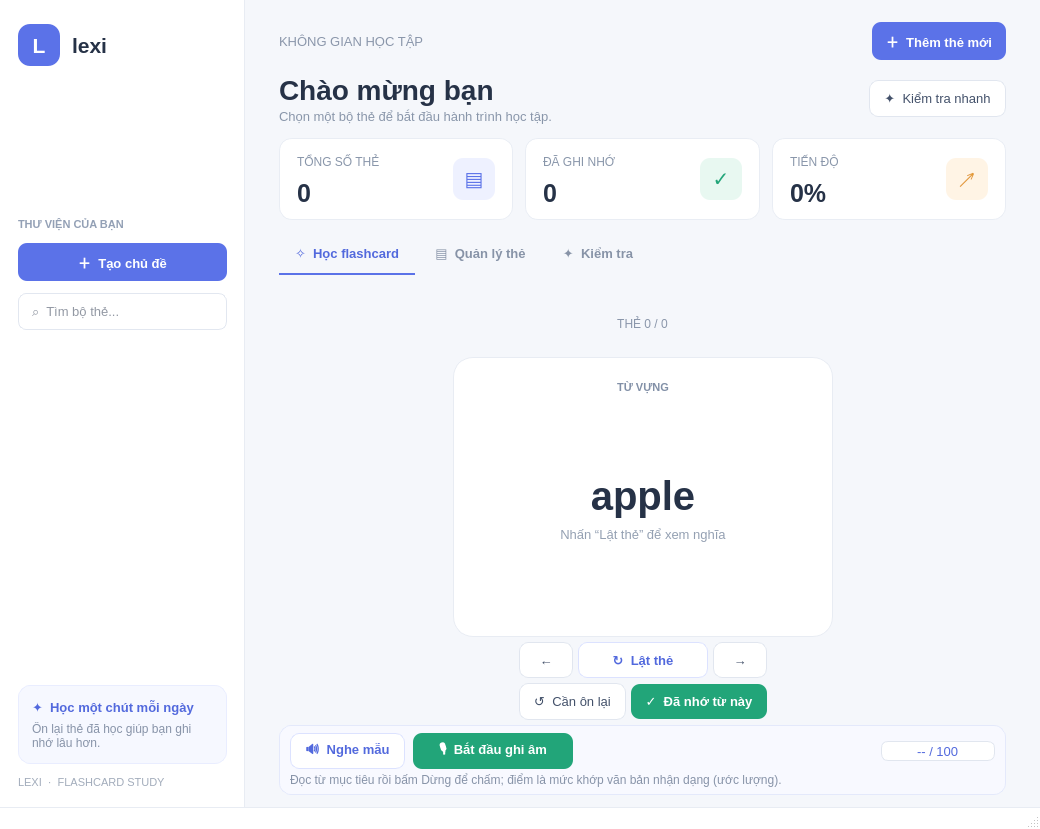
Qt form mainWindow.ui (anhphamtuk18-oss/flashcard-app) before a commit.
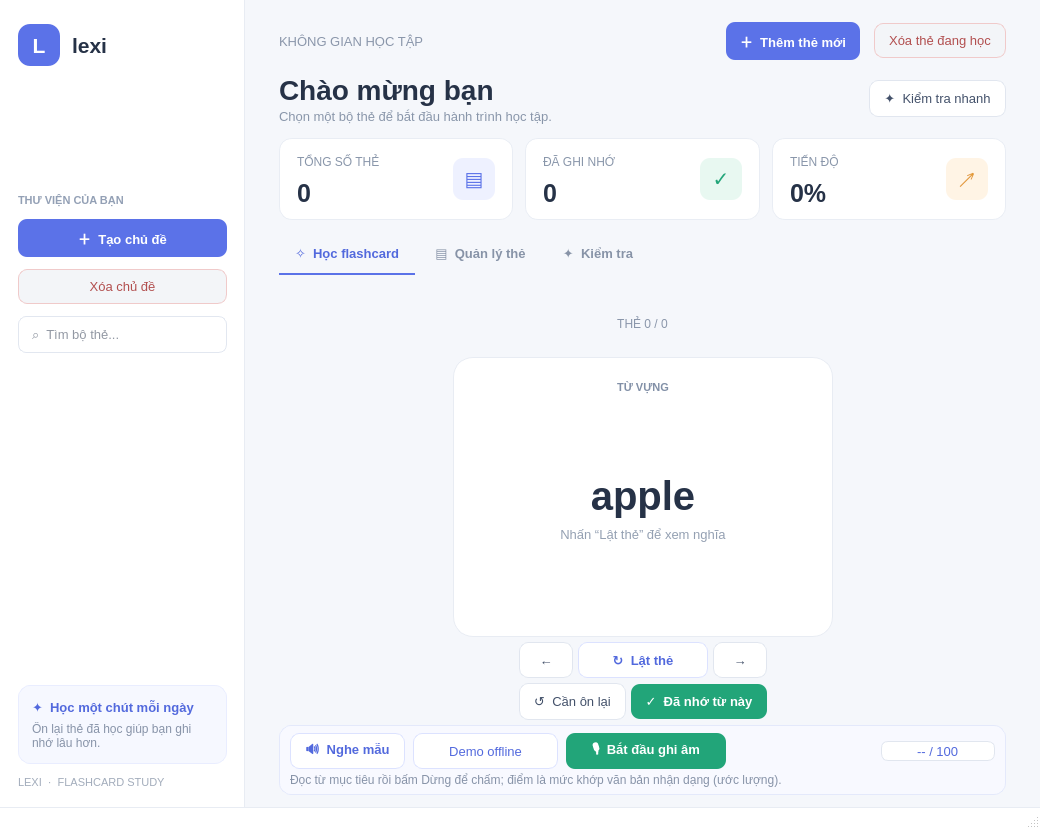
The same form after that commit.

Commit message: feat: improve flashcard quiz and data safety

Patch:
```diff
--- a/mainWindow.ui
+++ b/mainWindow.ui
@@ -32,6 +32,12 @@
 QPushButton:disabled { color: #A8B1C0; background: #F3F5F8; border-color: #E7EAF0; }
 QPushButton#btnNewDeck, QPushButton#btnAddCard { background: #5B72E8; color: white; border: none; font-weight: 600; }
 QPushButton#btnNewDeck:hover, QPushButton#btnAddCard:hover { background: #4B61D5; }
+QPushButton#btnDeleteCurrentCard { color: #B24F4F; border-color: #F0CACA; }
+QPushButton#btnDeleteCurrentCard:hover { background: #FFF4F4; border-color: #D98D8D; }
+QPushButton#btnDeleteDeck { color: #B24F4F; border-color: #F0CACA; }
+QPushButton#btnDeleteDeck:hover { background: #FFF4F4; border-color: #D98D8D; }
+QPushButton#btnPronunciationDemo { color: #5269DD; border-color: #DCE2FF; }
+QPushButton#btnPronunciationDemo:hover { background: #F5F7FF; border-color: #AAB7F5; }
 QLineEdit { background: white; border: 1px solid #E2E7F0; border-radius: 8px; padding: 9px 11px; }
 QLineEdit:focus { border: 1px solid #8293F0; }
 QListWidget { border: none; background: transparent; outline: none; }
@@ -187,6 +193,16 @@
          </property>
         </widget>
        </item>
+       <item>
+        <widget class="QPushButton" name="btnDeleteDeck">
+         <property name="enabled">
+          <bool>false</bool>
+         </property>
+         <property name="text">
+          <string>X&#243;a ch&#7911; &#273;&#7873;</string>
+         </property>
+        </widget>
+       </item>
        <item>
         <widget class="QLineEdit" name="deckSearch">
          <property name="placeholderText">
@@ -326,6 +342,16 @@
           </property>
          </widget>
         </item>
+        <item>
+         <widget class="QPushButton" name="btnDeleteCurrentCard">
+          <property name="enabled">
+           <bool>false</bool>
+          </property>
+          <property name="text">
+           <string>X&#243;a th&#7867; &#273;ang h&#7885;c</string>
+          </property>
+         </widget>
+        </item>
        </layout>
       </item>
       <item>
@@ -1104,6 +1130,22 @@
                  </property>
                 </widget>
                </item>
+               <item>
+                <widget class="QPushButton" name="btnPronunciationDemo">
+                 <property name="minimumSize">
+                  <size>
+                   <width>145</width>
+                   <height>36</height>
+                  </size>
+                 </property>
+                 <property name="toolTip">
+                  <string>Demo ch&#7845;m &#273;i&#7875;m offline, kh&#244;ng c&#7847;n Internet ho&#7863;c micro</string>
+                 </property>
+                 <property name="text">
+                  <string>Demo offline</string>
+                 </property>
+                </widget>
+               </item>
                <item>
                 <widget class="QPushButton" name="btnRecordPronunciation">
                  <property name="minimumSize">
```
Left out of the diff: 16 changed lines with no effect on the pictures. The commit also changes 1 other file.
